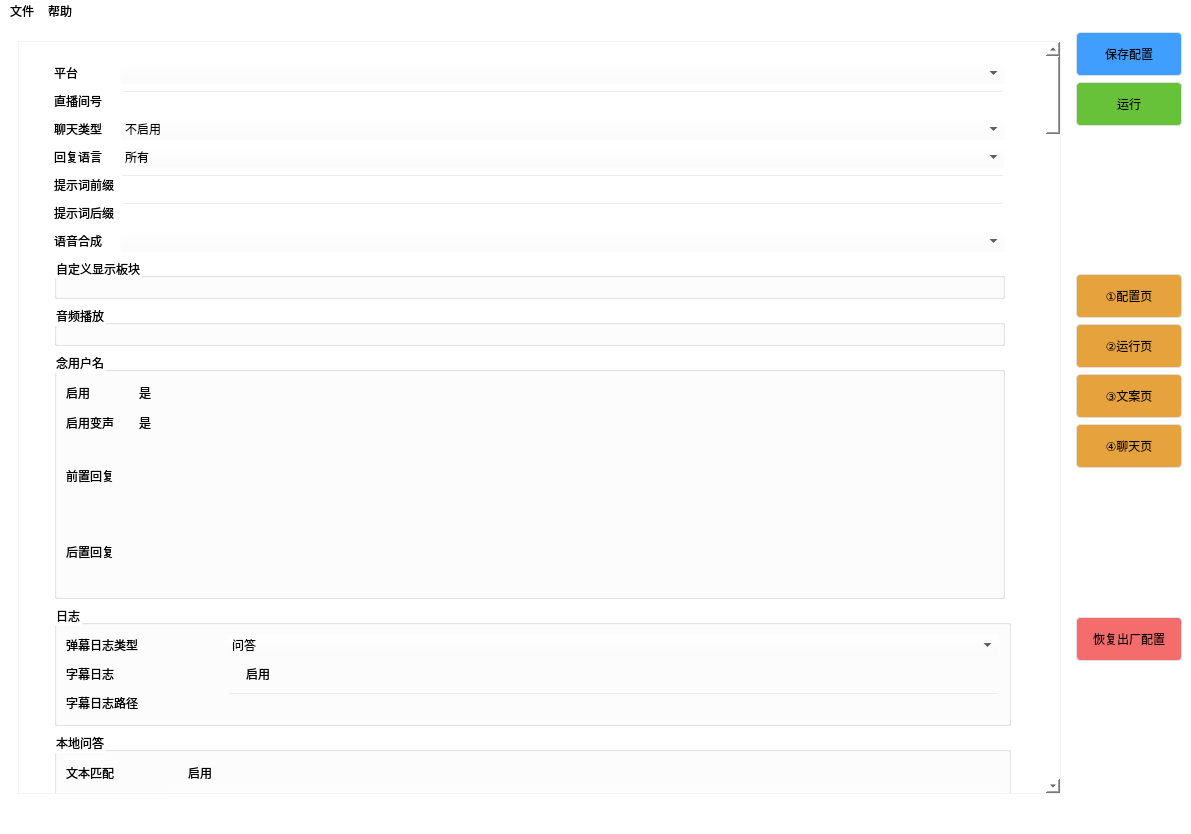
sandboxdream/AI-Vtuber, file ui/main.ui: the form before one commit.
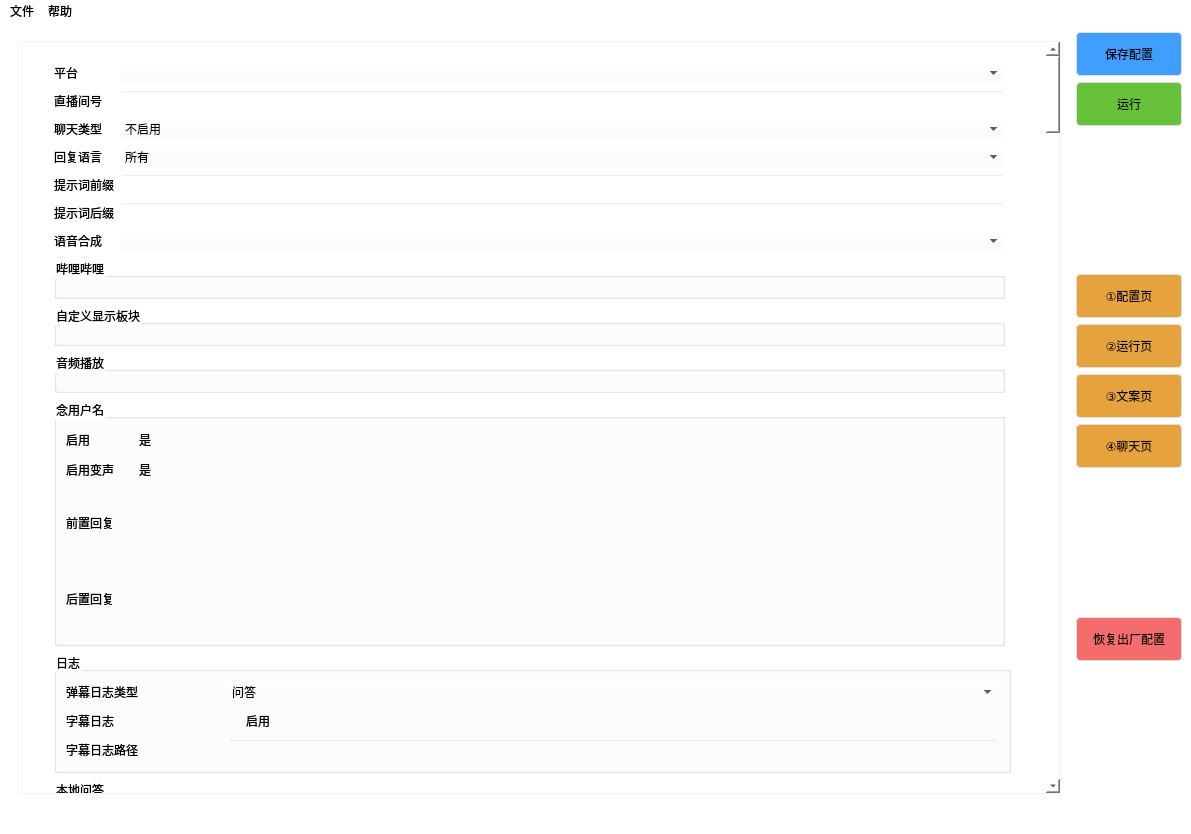
The form after the commit.

Patch:
```diff
--- a/ui/main.ui
+++ b/ui/main.ui
@@ -136,9 +136,9 @@
            <property name="geometry">
             <rect>
              <x>0</x>
-             <y>-2153</y>
+             <y>0</y>
              <width>984</width>
-             <height>9894</height>
+             <height>9957</height>
             </rect>
            </property>
            <layout class="QVBoxLayout" name="verticalLayout">
@@ -1349,6 +1349,18 @@
                  </layout>
                 </widget>
                </item>
+               <item row="11" column="0" colspan="2">
+                <widget class="QGroupBox" name="groupBox_bilibili">
+                 <property name="title">
+                  <string>哔哩哔哩</string>
+                 </property>
+                 <layout class="QGridLayout" name="gridLayout_72">
+                  <item row="0" column="0">
+                   <layout class="QGridLayout" name="gridLayout_bilibili"/>
+                  </item>
+                 </layout>
+                </widget>
+               </item>
               </layout>
              </widget>
             </item>
```
Left out of the diff: 4 changed lines with no effect on the pictures.
